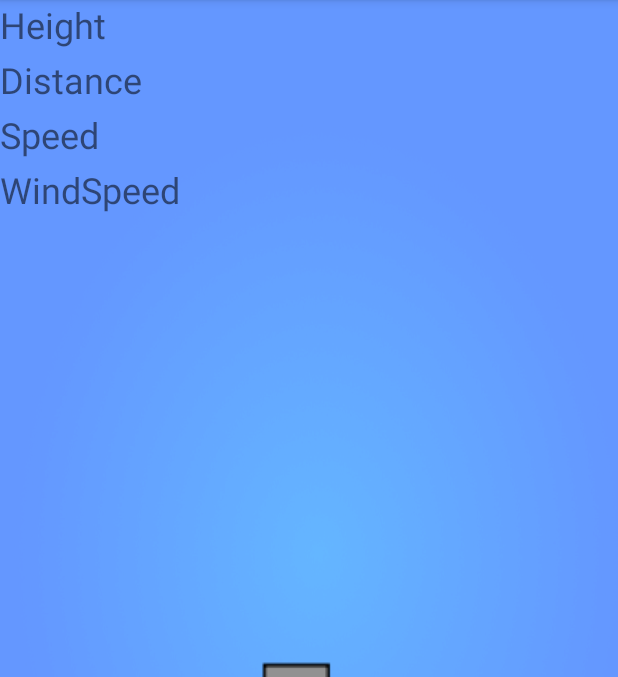
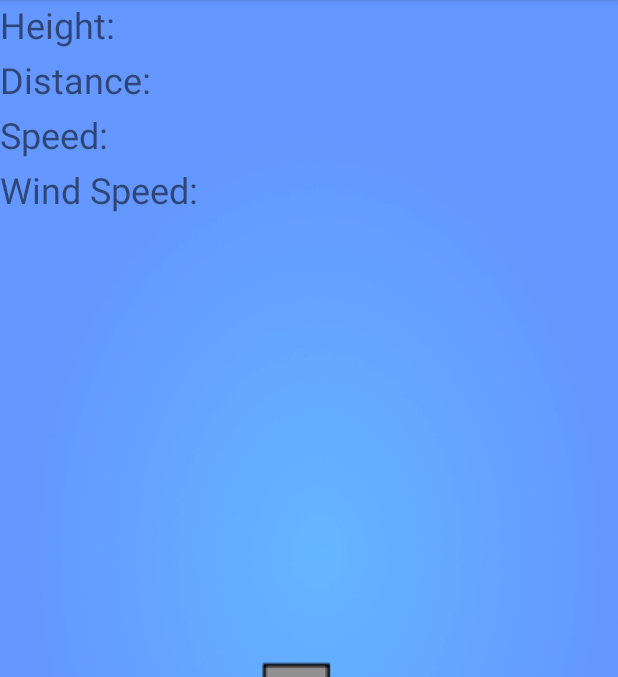
Before and after one commit to CedricSchoeni/LearnToFly, an Android app: the MainActivity screen opened directly, with no data from a screen before it, on a phone screen of 412 x 824 dp, the part 84-761 px from its top. Run offline under Robolectric (Android 15) with nearby library versions, the phone set to English and light mode, and no system bars.

Commit message:
strings altered. minor change

```diff
--- a/app/src/main/res/values/strings.xml
+++ b/app/src/main/res/values/strings.xml
@@ -10,9 +10,9 @@
     <string name="btnBoost2">Boost 2</string>
     <string name="btnBoost3">Boost 3</string>
     <string name="btnBoost4">Boost 4</string>
-    <string name="wind">WindSpeed</string>
-    <string name="dist">Distance</string>
-    <string name="speed">Speed</string>
-    <string name="height">Height</string>
+    <string name="wind">Wind Speed: </string>
+    <string name="dist">Distance: </string>
+    <string name="speed">Speed: </string>
+    <string name="height">Height: </string>
 
 </resources>
```
